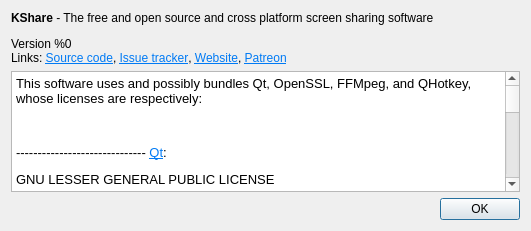
Above: aboutbox.ui from ArsenArsen/KShare before the change. Below: the same form after it.
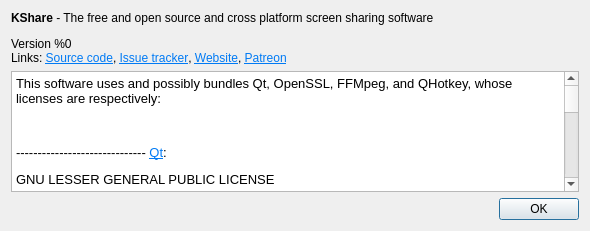
That is the form after the change. Icons and pictures are not drawn.

What changed in the file:
```diff
--- a/aboutbox.ui
+++ b/aboutbox.ui
@@ -6,7 +6,7 @@
    <rect>
     <x>0</x>
     <y>0</y>
-    <width>531</width>
+    <width>590</width>
     <height>231</height>
    </rect>
   </property>
```
Left out of the diff: 2 changed lines with no effect on the pictures.
